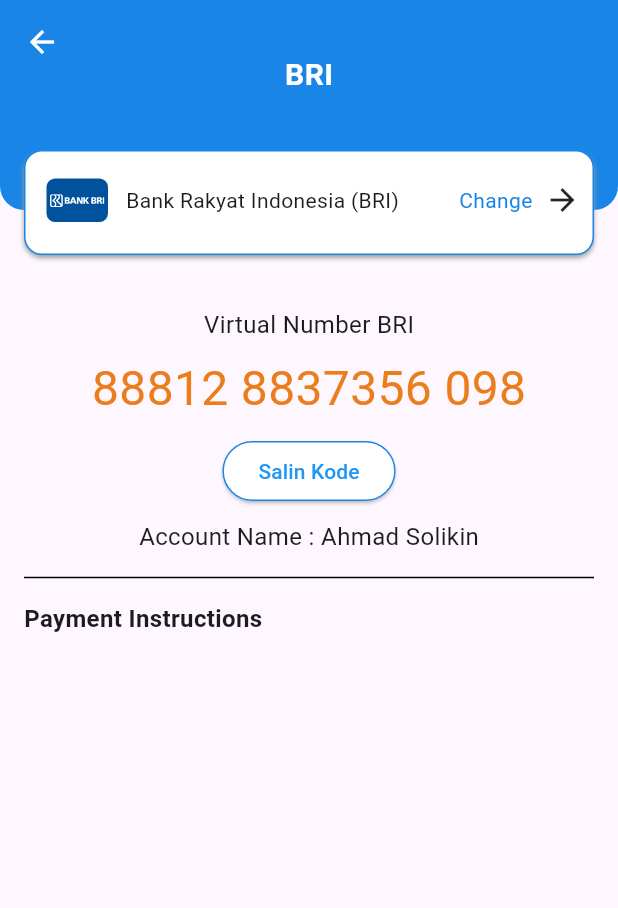
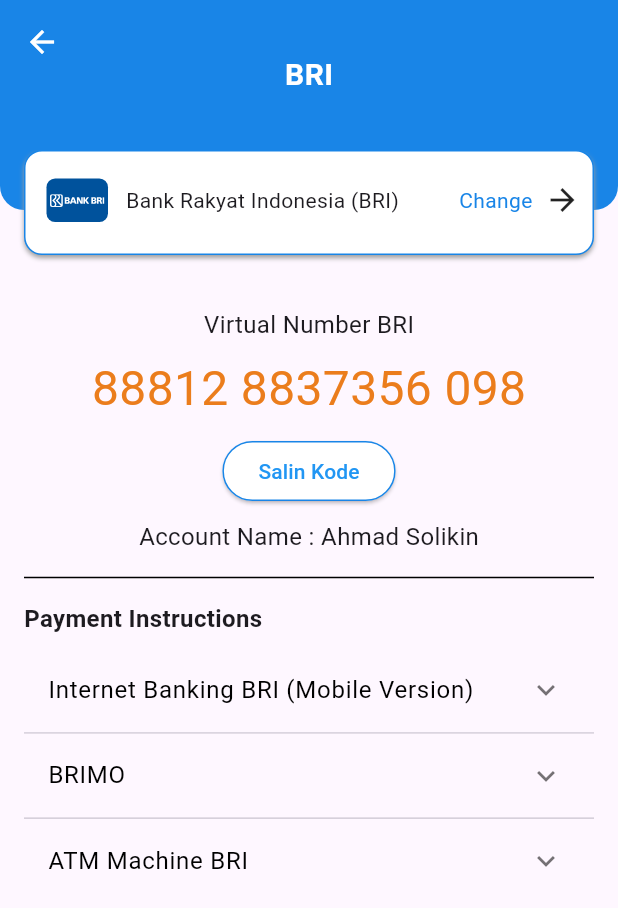
Before and after one commit to Aqsaaaa/Trading_App, a Flutter app: the BriPage screen opened by its route, on a phone screen of 412 x 824 dp. Shown: the top 908 px of the screen. Run offline on Flutter 3.47's test engine with Material 3 defaults, Android fonts, the phone set to English and light mode, and no system bars; our stand-ins replace flutter_svg, go_router.

```diff
--- a/lib/modules/wallet/view/instruction/bri_page.dart
+++ b/lib/modules/wallet/view/instruction/bri_page.dart
@@ -8,7 +8,7 @@ import '../../../../gen/assets.gen.dart';
 class BriPage extends StatelessWidget {
   const BriPage({Key? key}) : super(key: key);
 
-  List<Item> generateItems(int numberOfItems) {
+  List<Item> generateItems() {
     return [
       Item(
           headerValue: 'Internet Banking BRI (Mobile Version)',
@@ -198,8 +198,7 @@ class BriPage extends StatelessWidget {
                           TextStyle(fontWeight: FontWeight.bold, fontSize: 16),
                     ),
                     const SizedBox(height: 8),
-                    const ExpansionPanelListExample(data: [],)
-                  ],
+                    ExpansionPanelListExample(data: generateItems())                  ],
                 ),
               ),
               // const SizedBox(height: 8),
```
